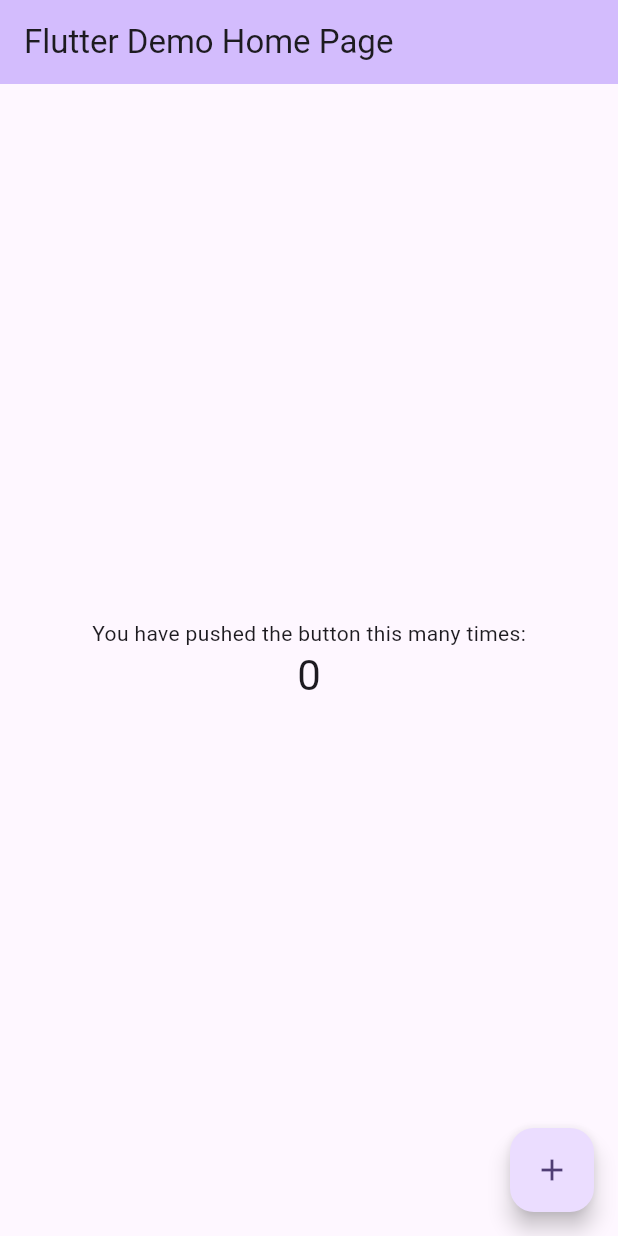
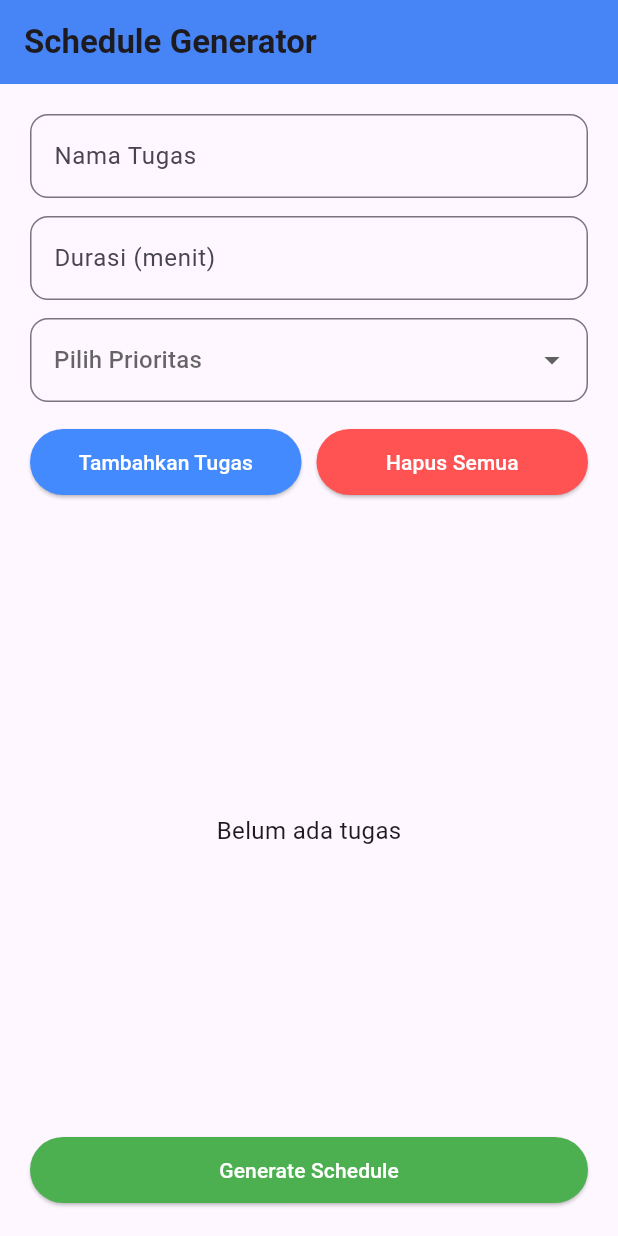
Before and after one commit to RAFIPULPIS/Schedule_semester_2, a Flutter app: the screen it shows after launch, on a phone screen of 412 x 824 dp. Run offline on Flutter 3.47's test engine with Material 3 defaults, Android fonts, the phone set to English and light mode, and no system bars.

Commit message:
first commit

```diff
--- a/lib/main.dart
+++ b/lib/main.dart
@@ -1,125 +1,6 @@
 import 'package:flutter/material.dart';
+import 'package:schedule_semester_2/ui/homescreen.dart';
 
 void main() {
-  runApp(const MyApp());
+  runApp(MaterialApp(debugShowCheckedModeBanner: false, home: HomeScreen()));
 }
-
-class MyApp extends StatelessWidget {
-  const MyApp({super.key});
-
-  // This widget is the root of your application.
-  @override
-  Widget build(BuildContext context) {
-    return MaterialApp(
-      title: 'Flutter Demo',
-      theme: ThemeData(
-        // This is the theme of your application.
-        //
-        // TRY THIS: Try running your application with "flutter run". You'll see
-        // the application has a purple toolbar. Then, without quitting the app,
-        // try changing the seedColor in the colorScheme below to Colors.green
-        // and then invoke "hot reload" (save your changes or press the "hot
-        // reload" button in a Flutter-supported IDE, or press "r" if you used
-        // the command line to start the app).
-        //
-        // Notice that the counter didn't reset back to zero; the application
-        // state is not lost during the reload. To reset the state, use hot
-        // restart instead.
-        //
-        // This works for code too, not just values: Most code changes can be
-        // tested with just a hot reload.
-        colorScheme: ColorScheme.fromSeed(seedColor: Colors.deepPurple),
-        useMaterial3: true,
-      ),
-      home: const MyHomePage(title: 'Flutter Demo Home Page'),
-    );
-  }
-}
-
-class MyHomePage extends StatefulWidget {
-  const MyHomePage({super.key, required this.title});
-
-  // This widget is the home page of your application. It is stateful, meaning
-  // that it has a State object (defined below) that contains fields that affect
-  // how it looks.
-
-  // This class is the configuration for the state. It holds the values (in this
-  // case the title) provided by the parent (in this case the App widget) and
-  // used by the build method of the State. Fields in a Widget subclass are
-  // always marked "final".
-
-  final String title;
-
-  @override
-  State<MyHomePage> createState() => _MyHomePageState();
-}
-
-class _MyHomePageState extends State<MyHomePage> {
-  int _counter = 0;
-
-  void _incrementCounter() {
-    setState(() {
-      // This call to setState tells the Flutter framework that something has
-      // changed in this State, which causes it to rerun the build method below
-      // so that the display can reflect the updated values. If we changed
-      // _counter without calling setState(), then the build method would not be
-      // called again, and so nothing would appear to happen.
-      _counter++;
-    });
-  }
-
-  @override
-  Widget build(BuildContext context) {
-    // This method is rerun every time setState is called, for instance as done
-    // by the _incrementCounter method above.
-    //
-    // The Flutter framework has been optimized to make rerunning build methods
-    // fast, so that you can just rebuild anything that needs updating rather
-    // than having to individually change instances of widgets.
-    return Scaffold(
-      appBar: AppBar(
-        // TRY THIS: Try changing the color here to a specific color (to
-        // Colors.amber, perhaps?) and trigger a hot reload to see the AppBar
-        // change color while the other colors stay the same.
-        backgroundColor: Theme.of(context).colorScheme.inversePrimary,
-        // Here we take the value from the MyHomePage object that was created by
-        // the App.build method, and use it to set our appbar title.
-        title: Text(widget.title),
-      ),
-      body: Center(
-        // Center is a layout widget. It takes a single child and positions it
-        // in the middle of the parent.
-        child: Column(
-          // Column is also a layout widget. It takes a list of children and
-          // arranges them vertically. By default, it sizes itself to fit its
-          // children horizontally, and tries to be as tall as its parent.
-          //
-          // Column has various properties to control how it sizes itself and
-          // how it positions its children. Here we use mainAxisAlignment to
-          // center the children vertically; the main axis here is the vertical
-          // axis because Columns are vertical (the cross axis would be
-          // horizontal).
-          //
-          // TRY THIS: Invoke "debug painting" (choose the "Toggle Debug Paint"
-          // action in the IDE, or press "p" in the console), to see the
-          // wireframe for each widget.
-          mainAxisAlignment: MainAxisAlignment.center,
-          children: <Widget>[
-            const Text(
-              'You have pushed the button this many times:',
-            ),
-            Text(
-              '$_counter',
-              style: Theme.of(context).textTheme.headlineMedium,
-            ),
-          ],
-        ),
-      ),
-      floatingActionButton: FloatingActionButton(
-        onPressed: _incrementCounter,
-        tooltip: 'Increment',
-        child: const Icon(Icons.add),
-      ), // This trailing comma makes auto-formatting nicer for build methods.
-    );
-  }
-}
--- /dev/null
+++ b/lib/services/gemini_service.dart
@@ -0,0 +1,46 @@
+import 'dart:convert';
+import 'package:http/http.dart' as http;
+
+class GeminiService {
+  static const String apiKey = "AIzaSyDAgQyfGBcI3UkrzgoQm3fkUjlRFRcsJNY";
+  static const String baseUrl =
+      "https://generativelanguage.googleapis.com/v1beta/models/gemini-1.5-flash:generateContent";
+
+  static Future<String> generateSchedule(
+    List<Map<String, dynamic>> tasks,
+  ) async {
+    final prompt = _buildPrompt(tasks);
+
+    final response = await http.post(
+      Uri.parse('$baseUrl?key=$apiKey'),
+      headers: {"Content-Type": "application/json"},
+      body: jsonEncode({
+        "contents": [
+          {
+            "parts": [
+              {"text": prompt},
+            ],
+          },
+        ],
+      }),
+    );
+
+    if (response.statusCode == 200) {
+      final data = jsonDecode(response.body);
+      return data["candidates"][0]["content"]["parts"][0]["text"];
+    } else {
+      throw Exception("Gagal menghasilkan jadwal: ${response.body}");
+    }
+  }
+
+  static String _buildPrompt(List<Map<String, dynamic>> tasks) {
+    String taskList = tasks
+        .map(
+          (task) =>
+              "- ${task['name']} (Prioritas: ${task['priority']}, Durasi: ${task['duration']} menit, Deadline: ${task['deadline']})",
+        )
+        .join("\n");
+
+    return "Buatkan jadwal harian yang optimal untuk tugas-tugas berikut: \n$taskList\nSusun jadwal dari pagi hingga malam dengan efisien.";
+  }
+}
--- /dev/null
+++ b/lib/ui/homescreen.dart
@@ -0,0 +1,178 @@
+import 'package:flutter/material.dart';
+import 'package:schedule_semester_2/services/gemini_service.dart';
+import 'schedule_result_screen.dart';
+
+class HomeScreen extends StatefulWidget {
+  const HomeScreen({super.key});
+
+  @override
+  State<HomeScreen> createState() => _HomeScreenState();
+}
+
+class _HomeScreenState extends State<HomeScreen> {
+  final List<Map<String, dynamic>> tasks = [];
+  final TextEditingController taskController = TextEditingController();
+  final TextEditingController durationController = TextEditingController();
+  String? priority;
+  bool isLoading = false;
+
+  void _addTask() {
+    if (taskController.text.isNotEmpty && durationController.text.isNotEmpty && priority != null) {
+      setState(() {
+        tasks.add({
+          "name": taskController.text,
+          "priority": priority!,
+          "duration": int.tryParse(durationController.text) ?? 30,
+          "deadline": "Tidak Ada",
+        });
+      });
+      taskController.clear();
+      durationController.clear();
+    }
+  }
+
+  void _clearTasks() {
+    setState(() => tasks.clear());
+  }
+
+  Future<void> _generateSchedule() async {
+    if (tasks.isEmpty) {
+      ScaffoldMessenger.of(context).showSnackBar(
+        const SnackBar(content: Text("⚠ Harap tambahkan tugas terlebih dahulu!")),
+      );
+      return;
+    }
+
+    setState(() => isLoading = true);
+
+    try {
+      String schedule = await GeminiService.generateSchedule(tasks);
+      await Future.delayed(const Duration(seconds: 1));
+
+      Navigator.push(
+        context,
+        MaterialPageRoute(
+          builder: (context) => ScheduleResultScreen(scheduleResult: schedule),
+        ),
+      ).then((_) {
+        setState(() => isLoading = false);
+      });
+    } catch (e) {
+      ScaffoldMessenger.of(context).showSnackBar(
+        SnackBar(content: Text("Gagal menghasilkan jadwal: $e")),
+      );
+      setState(() => isLoading = false);
+    }
+  }
+
+  @override
+  Widget build(BuildContext context) {
+    return Scaffold(
+      appBar: AppBar(
+        title: const Text("Schedule Generator", style: TextStyle(fontWeight: FontWeight.bold)),
+        backgroundColor: Colors.blueAccent,
+        elevation: 4,
+      ),
+      body: Padding(
+        padding: const EdgeInsets.all(20),
+        child: Column(
+          crossAxisAlignment: CrossAxisAlignment.start,
+          children: [
+            TextField(
+              controller: taskController,
+              decoration: InputDecoration(
+                labelText: "Nama Tugas",
+                border: OutlineInputBorder(borderRadius: BorderRadius.circular(12)),
+              ),
+            ),
+            const SizedBox(height: 12),
+            TextField(
+              controller: durationController,
+              decoration: InputDecoration(
+                labelText: "Durasi (menit)",
+                border: OutlineInputBorder(borderRadius: BorderRadius.circular(12)),
+              ),
+              keyboardType: TextInputType.number,
+            ),
+            const SizedBox(height: 12),
+            DropdownButtonFormField<String>(
+              value: priority,
+              hint: const Text("Pilih Prioritas"),
+              decoration: InputDecoration(
+                border: OutlineInputBorder(borderRadius: BorderRadius.circular(12)),
+              ),
+              onChanged: (value) => setState(() => priority = value),
+              items: ["Tinggi", "Sedang", "Rendah"]
+                  .map((priorityMember) => DropdownMenuItem(
+                        value: priorityMember,
+                        child: Text(priorityMember),
+                      ))
+                  .toList(),
+            ),
+            const SizedBox(height: 16),
+            Row(
+              mainAxisAlignment: MainAxisAlignment.spaceBetween,
+              children: [
+                Expanded(
+                  child: ElevatedButton(
+                    onPressed: _addTask,
+                    style: ElevatedButton.styleFrom(
+                      backgroundColor: Colors.blueAccent,
+                      padding: const EdgeInsets.symmetric(vertical: 12),
+                    ),
+                    child: const Text("Tambahkan Tugas", style: TextStyle(color: Colors.white)),
+                  ),
+                ),
+                const SizedBox(width: 10),
+                Expanded(
+                  child: ElevatedButton(
+                    onPressed: _clearTasks,
+                    style: ElevatedButton.styleFrom(
+                      backgroundColor: Colors.redAccent,
+                      padding: const EdgeInsets.symmetric(vertical: 12),
+                    ),
+                    child: const Text("Hapus Semua", style: TextStyle(color: Colors.white)),
+                  ),
+                ),
+              ],
+            ),
+            const SizedBox(height: 20),
+            Expanded(
+              child: tasks.isEmpty
+                  ? const Center(child: Text("Belum ada tugas", style: TextStyle(fontSize: 16)))
+                  : ListView.builder(
+                      itemCount: tasks.length,
+                      itemBuilder: (context, index) {
+                        final task = tasks[index];
+                        return Card(
+                          elevation: 3,
+                          shape: RoundedRectangleBorder(borderRadius: BorderRadius.circular(12)),
+                          margin: const EdgeInsets.symmetric(vertical: 6),
+                          child: ListTile(
+                            leading: Icon(Icons.task, color: Colors.blueAccent),
+                            title: Text(task['name'], style: const TextStyle(fontWeight: FontWeight.bold)),
+                            subtitle: Text("Prioritas: ${task['priority']} | Durasi: ${task['duration']} menit"),
+                          ),
+                        );
+                      },
+                    ),
+            ),
+            isLoading
+                ? const Center(child: CircularProgressIndicator())
+                : SizedBox(
+                    width: double.infinity,
+                    child: ElevatedButton(
+                      onPressed: _generateSchedule,
+                      style: ElevatedButton.styleFrom(
+                        backgroundColor: Colors.green,
+                        padding: const EdgeInsets.symmetric(vertical: 12),
+                      ),
+                      child: const Text("Generate Schedule", style: TextStyle(color: Colors.white)),
+                    ),
+                  ),
+          ],
+        ),
+      ),
+    );
+  }
+}
--- a/pubspec.yaml
+++ b/pubspec.yaml
@@ -35,10 +35,15 @@ dependencies:
   # The following adds the Cupertino Icons font to your application.
   # Use with the CupertinoIcons class for iOS style icons.
   cupertino_icons: ^1.0.6
+  http: ^1.3.0
+  googleapis: ^13.2.0
+  googleapis_auth: ^1.6.0
 
 dev_dependencies:
   flutter_test:
     sdk: flutter
+
+
 
   # The "flutter_lints" package below contains a set of recommended lints to
   # encourage good coding practices. The lint set provided by the package is
```
Also changed, not shown: lib/ui/schedule_result_screen.dart (added, +64 -0 lines), pubspec.lock.
